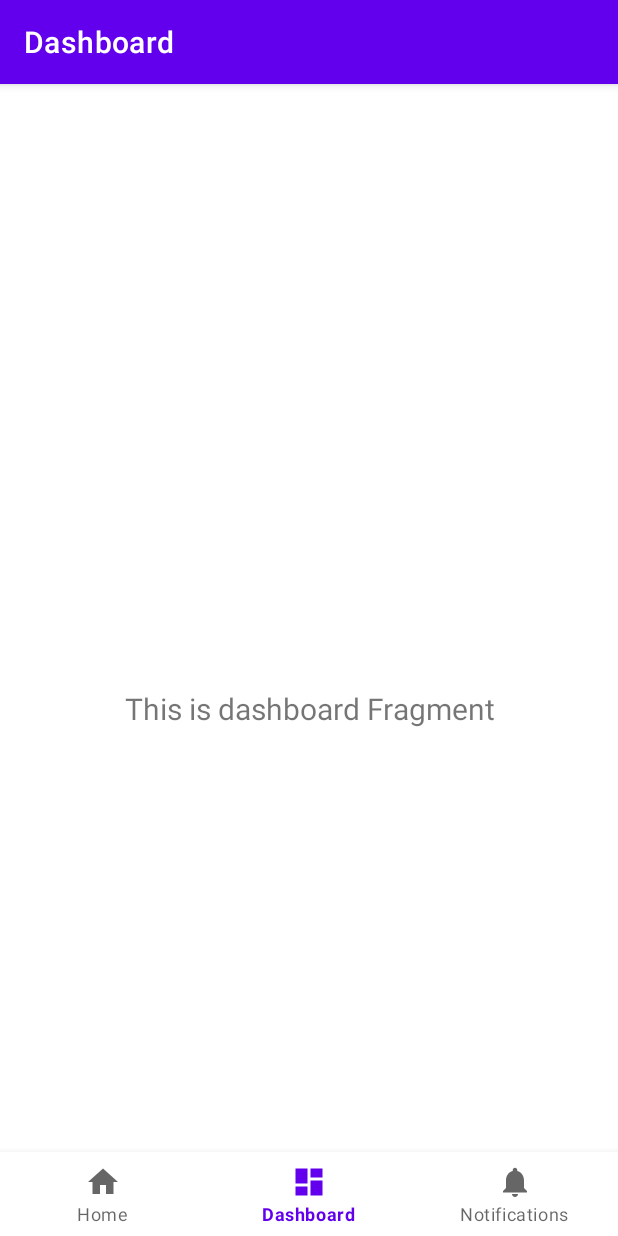
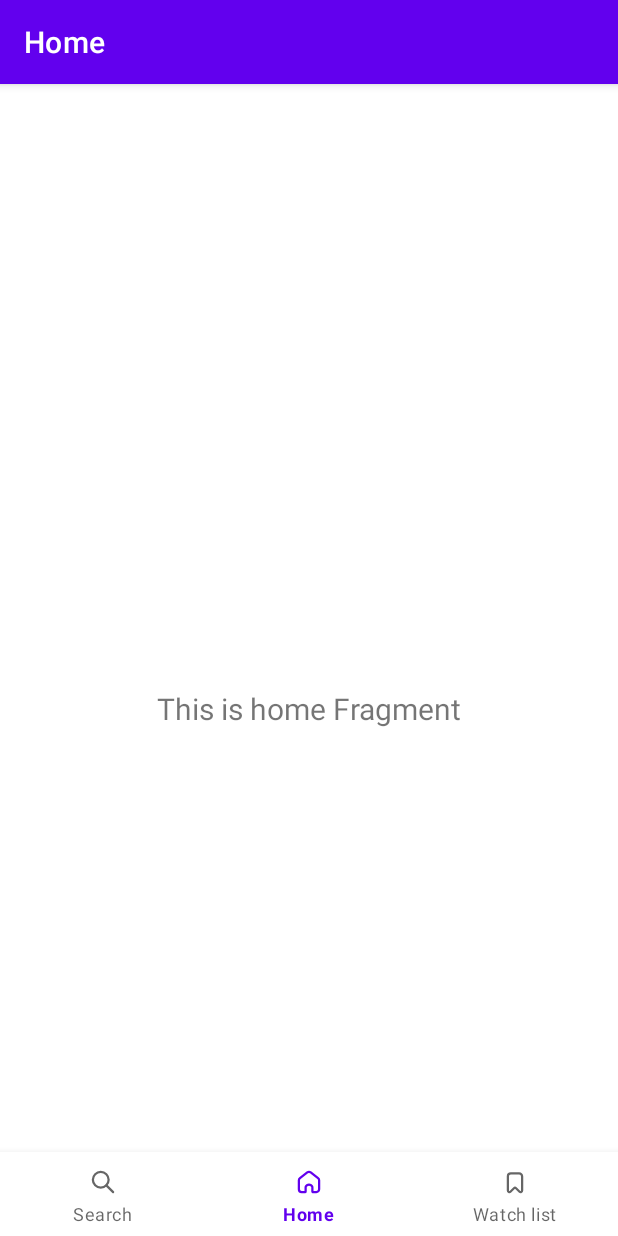
Before and after one commit to YuryShchasny/Moovich, an Android app: the screen it shows after launch (MainActivity), item 2 of the bottom bar chosen, on a phone screen of 412 x 824 dp. Run offline under Robolectric (Android 15) with nearby library versions, the phone set to English and light mode, and no system bars; our stand-ins replace navigation-ui.

Commit message:
bottom_nav_menu init

```diff
--- a/app/build.gradle.kts
+++ b/app/build.gradle.kts
@@ -51,4 +51,7 @@ dependencies {
     testImplementation(libs.junit)
     androidTestImplementation(libs.androidx.junit)
     androidTestImplementation(libs.androidx.espresso.core)
+
+    implementation (libs.retrofit)
+    implementation (libs.converter.gson)
 }
--- a/app/src/main/java/com/sb/moovich/MainActivity.kt
+++ b/app/src/main/java/com/sb/moovich/MainActivity.kt
@@ -26,7 +26,7 @@ class MainActivity : AppCompatActivity() {
         // menu should be considered as top level destinations.
         val appBarConfiguration = AppBarConfiguration(
             setOf(
-                R.id.navigation_home, R.id.navigation_dashboard, R.id.navigation_notifications
+                R.id.navigation_home, R.id.navigation_search, R.id.navigation_watch_list
             )
         )
         setupActionBarWithNavController(navController, appBarConfiguration)
--- a/app/src/main/java/com/sb/moovich/ui/dashboard/DashboardFragment.kt
+++ b/app/src/main/java/com/sb/moovich/ui/dashboard/SearchFragment.kt
@@ -9,7 +9,7 @@ import androidx.fragment.app.Fragment
 import androidx.lifecycle.ViewModelProvider
 import com.sb.moovich.databinding.FragmentDashboardBinding
 
-class DashboardFragment : Fragment() {
+class SearchFragment : Fragment() {
 
     private var _binding: FragmentDashboardBinding? = null
 
--- a/app/src/main/java/com/sb/moovich/ui/notifications/NotificationsFragment.kt
+++ b/app/src/main/java/com/sb/moovich/ui/notifications/WatchListFragment.kt
@@ -9,7 +9,7 @@ import androidx.fragment.app.Fragment
 import androidx.lifecycle.ViewModelProvider
 import com.sb.moovich.databinding.FragmentNotificationsBinding
 
-class NotificationsFragment : Fragment() {
+class WatchListFragment : Fragment() {
 
     private var _binding: FragmentNotificationsBinding? = null
 
--- a/app/src/main/res/drawable/ic_dashboard_black_24dp.xml
+++ /dev/null
@@ -1,9 +0,0 @@
-<vector xmlns:android="http://schemas.android.com/apk/res/android"
-    android:width="24dp"
-    android:height="24dp"
-    android:viewportWidth="24.0"
-    android:viewportHeight="24.0">
-    <path
-        android:fillColor="#FF000000"
-        android:pathData="M3,13h8L11,3L3,3v10zM3,21h8v-6L3,15v6zM13,21h8L21,11h-8v10zM13,3v6h8L21,3h-8z" />
-</vector>
--- /dev/null
+++ b/app/src/main/res/drawable/ic_home.xml
@@ -0,0 +1,13 @@
+<vector xmlns:android="http://schemas.android.com/apk/res/android"
+    android:width="24dp"
+    android:height="24dp"
+    android:viewportWidth="24"
+    android:viewportHeight="24">
+  <path
+      android:pathData="M5.25,16.88V10.915C5.25,10.337 5.516,9.793 5.972,9.439L10.852,5.643C11.527,5.118 12.473,5.118 13.148,5.643L18.028,9.439C18.484,9.793 18.75,10.337 18.75,10.915V16.88C18.75,17.913 17.913,18.75 16.88,18.75H14.75C14.474,18.75 14.25,18.526 14.25,18.25V15.649C14.25,15.385 14.207,15.119 14.068,14.896C13.885,14.604 13.642,14.352 13.353,14.16C12.953,13.892 12.482,13.75 12,13.75C11.518,13.75 11.047,13.892 10.647,14.16C10.358,14.352 10.115,14.604 9.932,14.896C9.793,15.119 9.75,15.385 9.75,15.649V18.25C9.75,18.526 9.526,18.75 9.25,18.75H7.12C6.087,18.75 5.25,17.913 5.25,16.88Z"
+      android:strokeLineJoin="round"
+      android:strokeWidth="1.5"
+      android:fillColor="#00000000"
+      android:strokeColor="#121212"
+      android:strokeLineCap="round"/>
+</vector>
--- a/app/src/main/res/drawable/ic_home_black_24dp.xml
+++ /dev/null
@@ -1,9 +0,0 @@
-<vector xmlns:android="http://schemas.android.com/apk/res/android"
-    android:width="24dp"
-    android:height="24dp"
-    android:viewportWidth="24.0"
-    android:viewportHeight="24.0">
-    <path
-        android:fillColor="#FF000000"
-        android:pathData="M10,20v-6h4v6h5v-8h3L12,3 2,12h3v8z" />
-</vector>
--- a/app/src/main/res/drawable/ic_notifications_black_24dp.xml
+++ /dev/null
@@ -1,9 +0,0 @@
-<vector xmlns:android="http://schemas.android.com/apk/res/android"
-    android:width="24dp"
-    android:height="24dp"
-    android:viewportWidth="24.0"
-    android:viewportHeight="24.0">
-    <path
-        android:fillColor="#FF000000"
-        android:pathData="M12,22c1.1,0 2,-0.9 2,-2h-4c0,1.1 0.89,2 2,2zM18,16v-5c0,-3.07 -1.64,-5.64 -4.5,-6.32L13.5,4c0,-0.83 -0.67,-1.5 -1.5,-1.5s-1.5,0.67 -1.5,1.5v0.68C7.63,5.36 6,7.92 6,11v5l-2,2v1h16v-1l-2,-2z" />
-</vector>
--- /dev/null
+++ b/app/src/main/res/drawable/ic_search.xml
@@ -0,0 +1,24 @@
+<vector xmlns:android="http://schemas.android.com/apk/res/android"
+    android:width="24dp"
+    android:height="24dp"
+    android:viewportWidth="24"
+    android:viewportHeight="24">
+  <group>
+    <clip-path
+        android:pathData="M0,0h24v24h-24z"/>
+    <path
+        android:pathData="M14.25,14.25L18.75,18.75"
+        android:strokeLineJoin="round"
+        android:strokeWidth="1.5"
+        android:fillColor="#00000000"
+        android:strokeColor="#121212"
+        android:strokeLineCap="round"/>
+    <path
+        android:pathData="M10.5,10.5m-5.25,0a5.25,5.25 0,1 1,10.5 0a5.25,5.25 0,1 1,-10.5 0"
+        android:strokeLineJoin="round"
+        android:strokeWidth="1.5"
+        android:fillColor="#00000000"
+        android:strokeColor="#121212"
+        android:strokeLineCap="round"/>
+  </group>
+</vector>
--- /dev/null
+++ b/app/src/main/res/drawable/ic_watch_list.xml
@@ -0,0 +1,17 @@
+<vector xmlns:android="http://schemas.android.com/apk/res/android"
+    android:width="24dp"
+    android:height="24dp"
+    android:viewportWidth="24"
+    android:viewportHeight="24">
+  <group>
+    <clip-path
+        android:pathData="M0,0h24v24h-24z"/>
+    <path
+        android:pathData="M14.75,6.25H9.25C8.145,6.25 7.25,7.145 7.25,8.25V17.74C7.25,18.623 8.311,19.072 8.946,18.458L11.304,16.174C11.692,15.798 12.308,15.798 12.696,16.174L15.054,18.458C15.689,19.072 16.75,18.623 16.75,17.74V8.25C16.75,7.145 15.855,6.25 14.75,6.25Z"
+        android:strokeLineJoin="round"
+        android:strokeWidth="1.5"
+        android:fillColor="#00000000"
+        android:strokeColor="#121212"
+        android:strokeLineCap="round"/>
+  </group>
+</vector>
--- a/app/src/main/res/layout/fragment_notifications.xml
+++ b/app/src/main/res/layout/fragment_search.xml
@@ -4,10 +4,10 @@
     xmlns:tools="http://schemas.android.com/tools"
     android:layout_width="match_parent"
     android:layout_height="match_parent"
-    tools:context=".ui.notifications.NotificationsFragment">
+    tools:context=".ui.dashboard.SearchFragment">
 
     <TextView
-        android:id="@+id/text_notifications"
+        android:id="@+id/text_dashboard"
         android:layout_width="match_parent"
         android:layout_height="wrap_content"
         android:layout_marginStart="8dp"
--- a/app/src/main/res/layout/fragment_dashboard.xml
+++ b/app/src/main/res/layout/fragment_watch_list.xml
@@ -4,10 +4,10 @@
     xmlns:tools="http://schemas.android.com/tools"
     android:layout_width="match_parent"
     android:layout_height="match_parent"
-    tools:context=".ui.dashboard.DashboardFragment">
+    tools:context=".ui.notifications.WatchListFragment">
 
     <TextView
-        android:id="@+id/text_dashboard"
+        android:id="@+id/text_notifications"
         android:layout_width="match_parent"
         android:layout_height="wrap_content"
         android:layout_marginStart="8dp"
--- a/app/src/main/res/menu/bottom_nav_menu.xml
+++ b/app/src/main/res/menu/bottom_nav_menu.xml
@@ -1,19 +1,20 @@
 <?xml version="1.0" encoding="utf-8"?>
 <menu xmlns:android="http://schemas.android.com/apk/res/android">
 
+
+    <item
+        android:id="@+id/navigation_search"
+        android:icon="@drawable/ic_search"
+        android:title="@string/title_search" />
+
     <item
         android:id="@+id/navigation_home"
-        android:icon="@drawable/ic_home_black_24dp"
+        android:icon="@drawable/ic_home"
         android:title="@string/title_home" />
 
     <item
-        android:id="@+id/navigation_dashboard"
-        android:icon="@drawable/ic_dashboard_black_24dp"
-        android:title="@string/title_dashboard" />
-
-    <item
-        android:id="@+id/navigation_notifications"
-        android:icon="@drawable/ic_notifications_black_24dp"
-        android:title="@string/title_notifications" />
+        android:id="@+id/navigation_watch_list"
+        android:icon="@drawable/ic_watch_list"
+        android:title="@string/title_watch_list" />
 
 </menu>
--- a/app/src/main/res/navigation/mobile_navigation.xml
+++ b/app/src/main/res/navigation/mobile_navigation.xml
@@ -4,6 +4,13 @@
     xmlns:tools="http://schemas.android.com/tools"
     android:id="@+id/mobile_navigation"
     app:startDestination="@+id/navigation_home">
+
+
+    <fragment
+        android:id="@+id/navigation_search"
+        android:name="com.sb.moovich.ui.dashboard.SearchFragment"
+        android:label="@string/title_search"
+        tools:layout="@layout/fragment_search" />
 
     <fragment
         android:id="@+id/navigation_home"
@@ -12,14 +19,8 @@
         tools:layout="@layout/fragment_home" />
 
     <fragment
-        android:id="@+id/navigation_dashboard"
-        android:name="com.sb.moovich.ui.dashboard.DashboardFragment"
-        android:label="@string/title_dashboard"
-        tools:layout="@layout/fragment_dashboard" />
-
-    <fragment
-        android:id="@+id/navigation_notifications"
-        android:name="com.sb.moovich.ui.notifications.NotificationsFragment"
-        android:label="@string/title_notifications"
-        tools:layout="@layout/fragment_notifications" />
+        android:id="@+id/navigation_watch_list"
+        android:name="com.sb.moovich.ui.notifications.WatchListFragment"
+        android:label="@string/title_watch_list"
+        tools:layout="@layout/fragment_watch_list" />
 </navigation>
--- a/app/src/main/res/values/strings.xml
+++ b/app/src/main/res/values/strings.xml
@@ -1,6 +1,6 @@
 <resources>
     <string name="app_name">Moovich</string>
     <string name="title_home">Home</string>
-    <string name="title_dashboard">Dashboard</string>
-    <string name="title_notifications">Notifications</string>
+    <string name="title_search">Search</string>
+    <string name="title_watch_list">Watch list</string>
 </resources>
--- a/gradle/libs.versions.toml
+++ b/gradle/libs.versions.toml
@@ -1,5 +1,6 @@
 [versions]
 agp = "8.3.1"
+converterGson = "2.4.0"
 kotlin = "1.9.0"
 coreKtx = "1.12.0"
 junit = "4.13.2"
@@ -12,9 +13,11 @@ lifecycleLivedataKtx = "2.7.0"
 lifecycleViewmodelKtx = "2.7.0"
 navigationFragmentKtx = "2.7.7"
 navigationUiKtx = "2.7.7"
+retrofit = "2.4.0"
 
 [libraries]
 androidx-core-ktx = { group = "androidx.core", name = "core-ktx", version.ref = "coreKtx" }
+converter-gson = { module = "com.squareup.retrofit2:converter-gson", version.ref = "converterGson" }
 junit = { group = "junit", name = "junit", version.ref = "junit" }
 androidx-junit = { group = "androidx.test.ext", name = "junit", version.ref = "junitVersion" }
 androidx-espresso-core = { group = "androidx.test.espresso", name = "espresso-core", version.ref = "espressoCore" }
@@ -25,6 +28,7 @@ androidx-lifecycle-livedata-ktx = { group = "androidx.lifecycle", name = "lifecy
 androidx-lifecycle-viewmodel-ktx = { group = "androidx.lifecycle", name = "lifecycle-viewmodel-ktx", version.ref = "lifecycleViewmodelKtx" }
 androidx-navigation-fragment-ktx = { group = "androidx.navigation", name = "navigation-fragment-ktx", version.ref = "navigationFragmentKtx" }
 androidx-navigation-ui-ktx = { group = "androidx.navigation", name = "navigation-ui-ktx", version.ref = "navigationUiKtx" }
+retrofit = { module = "com.squareup.retrofit2:retrofit", version.ref = "retrofit" }
 
 [plugins]
 androidApplication = { id = "com.android.application", version.ref = "agp" }
```
